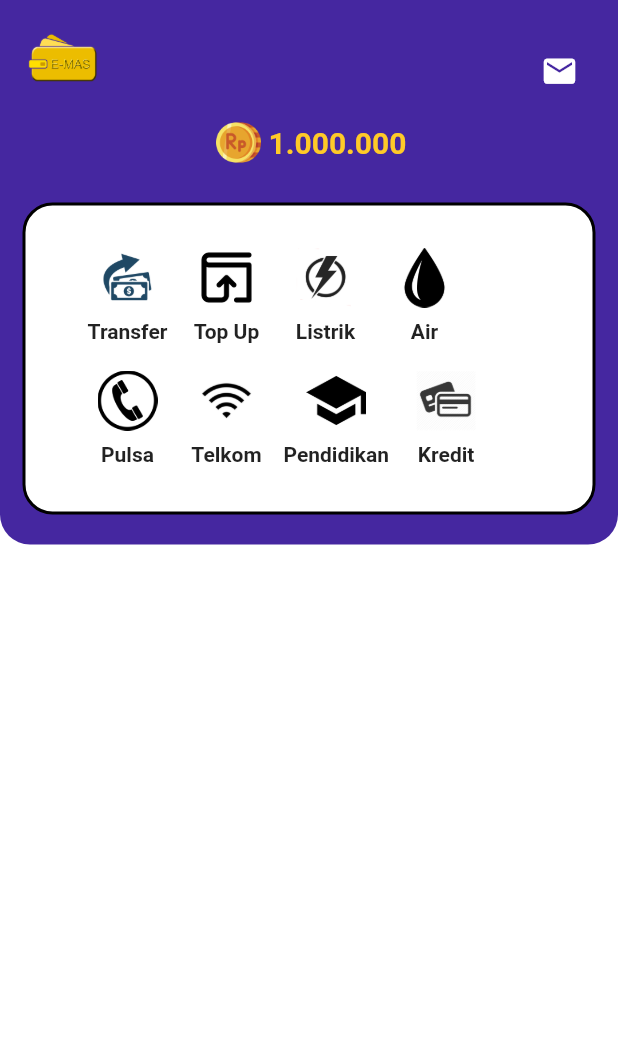
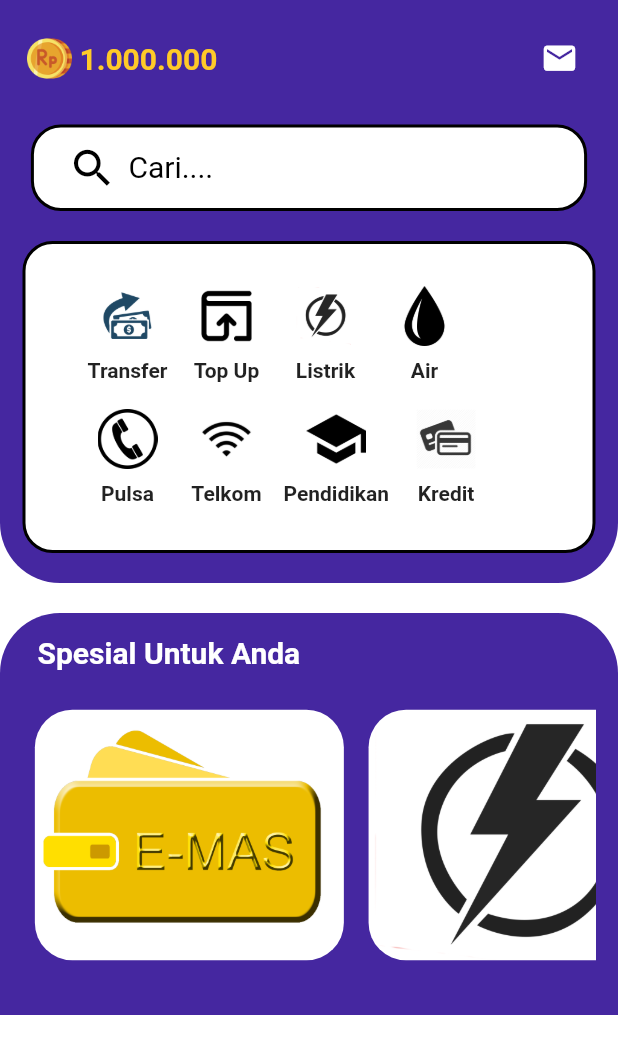
Before and after one commit to rzalAbu24/aplikasi_dompet_digital, a Flutter app: the HomeScreen screen opened directly, on a phone screen of 412 x 824 dp. Shown: the top 1054 px of the screen. Run offline on Flutter 3.47's test engine with Material 2 defaults, Android fonts, the phone set to English and light mode, and no system bars.

Commit message:
Home Screen Lanjutan

```diff
--- a/lib/screens/home_screen.dart
+++ b/lib/screens/home_screen.dart
@@ -1,8 +1,13 @@
 import 'package:flutter/material.dart';
 
 class HomeScreen extends StatelessWidget {
+  var height, width;
+
+  List gambar = ["emas.png", "listrik.png", "rupiah.png", "topup.png"];
   @override
   Widget build(BuildContext context) {
+    height = MediaQuery.of(context).size.height;
+    width = MediaQuery.of(context).size.width;
     return Scaffold(
       body: ListView(
         children: [
@@ -11,20 +16,39 @@ class HomeScreen extends StatelessWidget {
             decoration: BoxDecoration(
                 color: Colors.deepPurple[800],
                 borderRadius: BorderRadius.only(
-                  bottomLeft: Radius.circular(20),
-                  bottomRight: Radius.circular(20),
+                  bottomLeft: Radius.circular(40),
+                  bottomRight: Radius.circular(40),
                 )),
             child: Column(
               children: [
                 Row(
                   mainAxisAlignment: MainAxisAlignment.spaceBetween,
                   children: [
+                    Row(
+                      mainAxisAlignment: MainAxisAlignment.start,
+                      children: [
                         Padding(
-                      padding: EdgeInsets.only(left: 3, bottom: 15),
+                          padding: EdgeInsets.only(left: 3, bottom: 0),
                           child: Image(
-                        image: AssetImage('images/emas.png'),
-                        width: 50,
+                              image: AssetImage(
+                                'images/rupiah.png',
                               ),
+                              width: 30),
+                        ),
+                        Padding(
+                          padding: EdgeInsets.only(
+                            left: 0,
+                          ),
+                          child: Text(
+                            " 1.000.000",
+                            style: TextStyle(
+                              fontSize: 20,
+                              color: Colors.amber[400],
+                              fontWeight: FontWeight.bold,
+                            ),
+                          ),
+                        ),
+                      ],
                     ),
                     IconButton(
                       icon: Icon(
@@ -36,31 +60,43 @@ class HomeScreen extends StatelessWidget {
                     )
                   ],
                 ),
-                Row(
-                  mainAxisAlignment: MainAxisAlignment.center,
-                  children: [
-                    Padding(
-                      padding: EdgeInsets.only(left: 3, bottom: 15),
-                      child: Image(
-                          image: AssetImage(
-                            'images/rupiah.png',
+                SizedBox(
+                  height: 20,
                 ),
-                          width: 30),
+                Container(
+                  height: height * 0.07,
+                  width: width * 0.9,
+                  decoration: BoxDecoration(
+                    color: Colors.white,
+                    borderRadius: BorderRadius.circular(20),
+                    border: Border.all(color: Colors.black, width: 2),
                   ),
-                    Padding(
-                      padding: EdgeInsets.only(
-                        bottom: 15,
+                  child: Center(
+                    child: Padding(
+                      padding: EdgeInsets.only(left: 15, right: 15),
+                      child: TextFormField(
+                        style: TextStyle(
+                          color: Colors.black,
                         ),
-                      child: Text(
-                        " 1.000.000",
-                        style: TextStyle(
+                        autovalidateMode: AutovalidateMode.onUserInteraction,
+                        decoration: InputDecoration(
+                            border: InputBorder.none,
+                            hintText: "Cari....",
+                            hintStyle: TextStyle(
+                              color: Colors.black,
                               fontSize: 20,
-                          color: Colors.amber[400],
-                          fontWeight: FontWeight.bold,
+                            ),
+                            prefixIcon: Icon(
+                              Icons.search,
+                              color: Colors.black,
+                              size: width * 0.08,
+                            )),
                       ),
                     ),
-                    )
-                  ],
+                  ),
+                ),
+                SizedBox(
+                  height: 10,
                 ),
                 Padding(
                   padding: EdgeInsets.only(top: 10),
@@ -232,8 +268,102 @@ class HomeScreen extends StatelessWidget {
               ],
             ),
           ),
+          SizedBox(
+            height: 20,
+          ),
+          Container(
+            padding: EdgeInsets.only(
+              top: 5,
+              left: 15,
+              right: 15,
+              bottom: 20,
+            ),
+            decoration: BoxDecoration(
+              color: Colors.deepPurple[800],
+              borderRadius: BorderRadius.only(
+                topLeft: Radius.circular(40),
+                topRight: Radius.circular(40),
+              ),
+            ),
+            child: Column(
+              children: [
+                Row(
+                  children: [
+                    Padding(
+                      padding: EdgeInsets.all(10),
+                      child: Text(
+                        "Spesial Untuk Anda",
+                        style: TextStyle(
+                            fontSize: 20,
+                            color: Colors.white,
+                            fontWeight: FontWeight.bold),
+                      ),
+                    )
+                  ],
+                ),
+                SizedBox(
+                  height: 200,
+                  child: ListView.builder(
+                      scrollDirection: Axis.horizontal,
+                      shrinkWrap: true,
+                      itemCount: gambar.length,
+                      itemBuilder: (context, index) {
+                        return Padding(
+                          padding: EdgeInsets.symmetric(
+                            horizontal: width * 0.02,
+                            vertical: height * 0.02,
+                          ),
+                          child: InkWell(
+                            onTap: () {},
+                            child: Container(
+                              width: width * 0.5,
+                              decoration: BoxDecoration(
+                                  borderRadius: BorderRadius.circular(25),
+                                  color: Colors.white,
+                                  image: DecorationImage(
+                                    fit: BoxFit.cover,
+                                    image:
+                                        AssetImage("images/${gambar[index]}"),
+                                  )),
+                            ),
+                          ),
+                        );
+                      }),
+                ),
+              ],
+            ),
+          ),
         ],
       ),
     );
   }
 }
+
+// SizedBox(
+//             height: 200,
+//             child: ListView.builder(
+//                 scrollDirection: Axis.horizontal,
+//                 shrinkWrap: true,
+//                 itemCount: gambar.length,
+//                 itemBuilder: (context, index) {
+//                   return Padding(
+//                     padding: EdgeInsets.symmetric(
+//                       horizontal: width * 0.05,
+//                       vertical: height * 0.01,
+//                     ),
+//                     child: InkWell(
+//                       onTap: () {},
+//                       child: Container(
+//                         width: width * 0.6,
+//                         decoration: BoxDecoration(
+//                             borderRadius: BorderRadius.circular(25),
+//                             color: Colors.white,
+//                             image: DecorationImage(
+//                               fit: BoxFit.cover,
+//                               image: AssetImage("images/${gambar[index]}"),
+//                             )),
+//                       ),
+//                     ),
+//                   );
+//                 }),
+//           ),
```
Lines whose indentation alone changed are shown as unchanged.
